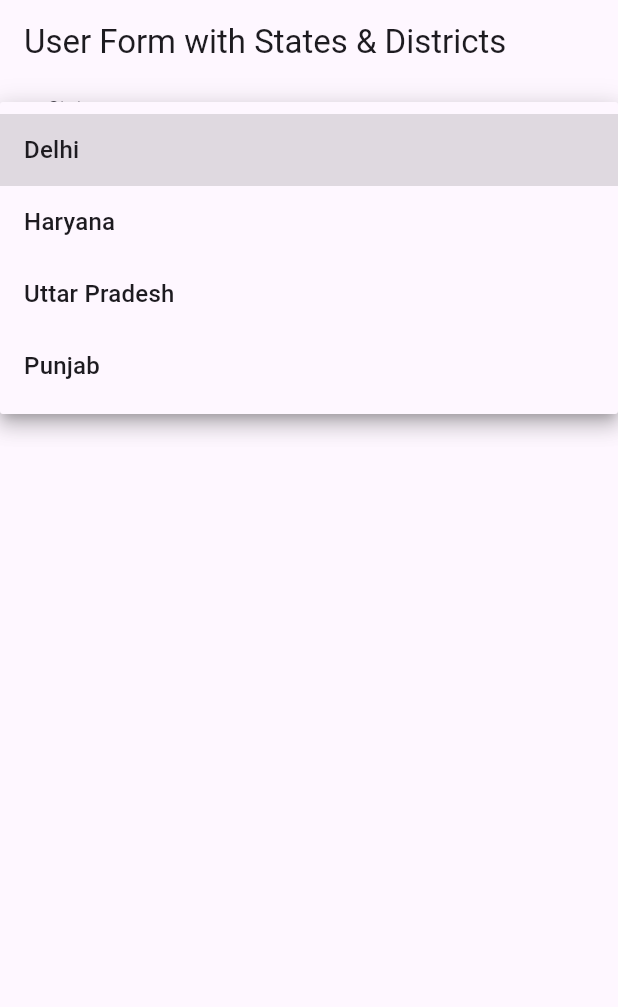
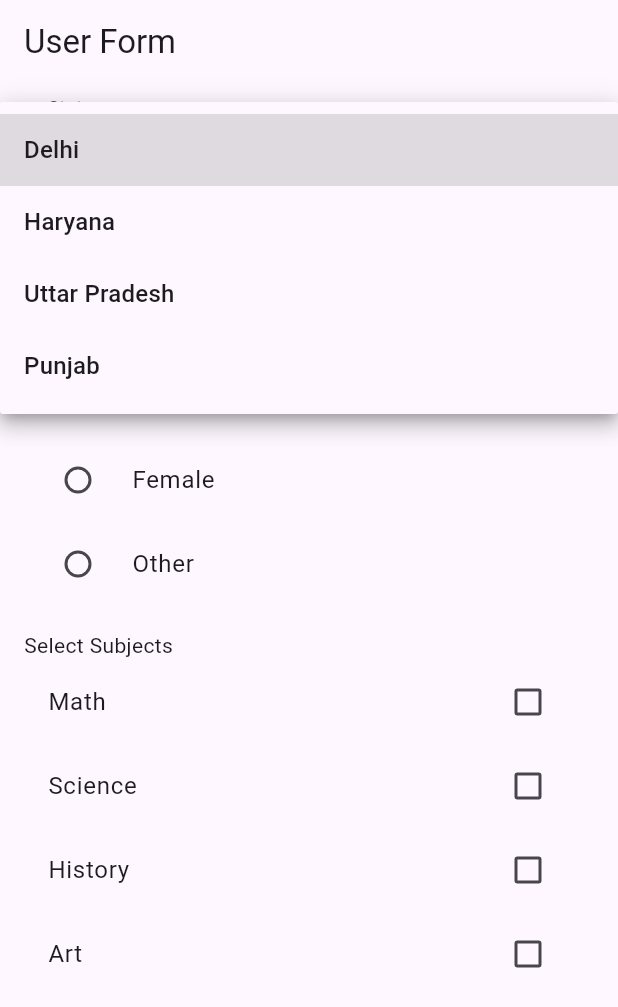
Before and after one commit to Adityaverma1998/form, a Flutter app: the screen it shows after launch, after a tap on "Select State", on a phone screen of 412 x 824 dp. Shown: the top 1007 px of the screen. Run offline on Flutter 3.47's test engine with Material 3 defaults, Android fonts, the phone set to English and light mode, and no system bars; our stand-ins replace equatable, flutter_bloc.

Commit message:
mod: make stateless widget for form

```diff
--- a/lib/data/repository_impl/user_repository_impl.dart
+++ b/lib/data/repository_impl/user_repository_impl.dart
@@ -4,207 +4,60 @@ import 'package:basic_form/presentation/model/common_response.dart';
 class UserRepositoryImpl extends UserRepository {
   @override
   Future<List<CommonResponse>> getStateNameList() async {
-    await Future.delayed(Duration(seconds: 1));  // Simulate API delay
-
+    await Future.delayed(Duration(milliseconds: 500));
     return [
-      CommonResponse(
-        id: 1,
-        serialNo: 1,
-        comboId: 301,
-        flag: 'active',
-        comboValue: 'Delhi',
-        title: 'Delhi',
-        languageId: 1,
-      ),
-      CommonResponse(
-        id: 2,
-        serialNo: 2,
-        comboId: 302,
-        flag: 'active',
-        comboValue: 'Haryana',
-        title: 'Haryana',
-        languageId: 1,
-      ),
-      CommonResponse(
-        id: 3,
-        serialNo: 3,
-        comboId: 303,
-        flag: 'active',
-        comboValue: 'Uttar Pradesh',
-        title: 'Uttar Pradesh',
-        languageId: 1,
-      ),
-      CommonResponse(
-        id: 4,
-        serialNo: 4,
-        comboId: 304,
-        flag: 'active',
-        comboValue: 'Punjab',
-        title: 'Punjab',
-        languageId: 1,
-      ),
+      CommonResponse(id: 1, comboValue: 'Delhi', title: 'Delhi', languageId: 1, parentId: 1),
+      CommonResponse(id: 2, comboValue: 'Haryana', title: 'Haryana', languageId: 1, parentId: 2),
+      CommonResponse(id: 3, comboValue: 'Uttar Pradesh', title: 'Uttar Pradesh', languageId: 1, parentId: 3),
+      CommonResponse(id: 4, comboValue: 'Punjab', title: 'Punjab', languageId: 1, parentId: 4),
     ];
   }
 
   @override
+  Future<List<CommonResponse>> getStateDistrictList(int stateId) async {
+    await Future.delayed(Duration(milliseconds: 500));
+
+    final List<CommonResponse> allDistricts = [
+      // Delhi
+      CommonResponse(parentId: 1, comboValue: 'New Delhi', title: 'New Delhi'),
+      CommonResponse(parentId: 1, comboValue: 'South Delhi', title: 'South Delhi'),
+
+      // Haryana
+      CommonResponse(parentId: 2, comboValue: 'Gurgaon', title: 'Gurgaon'),
+      CommonResponse(parentId: 2, comboValue: 'Faridabad', title: 'Faridabad'),
+
+      // Uttar Pradesh
+      CommonResponse(parentId: 3, comboValue: 'Lucknow', title: 'Lucknow'),
+      CommonResponse(parentId: 3, comboValue: 'Kanpur', title: 'Kanpur'),
+
+      // Punjab
+      CommonResponse(parentId: 4, comboValue: 'Amritsar', title: 'Amritsar'),
+      CommonResponse(parentId: 4, comboValue: 'Ludhiana', title: 'Ludhiana'),
+    ];
+
+    return allDistricts.where((district) => district.parentId == stateId).toList();
+  }
+
   @override
-  Future<List<CommonResponse>> getStateDistrictList() async {
-    await Future.delayed(Duration(seconds: 1));  // Simulate API delay
-
+  @override
+  Future<List<CommonResponse>> getGenderList() async {
+    await Future.delayed(Duration(milliseconds: 300));
     return [
-      // Delhi Districts
-      CommonResponse(
-        id: 1,
-        serialNo: 1,
-        comboId: 401,
-        flag: 'active',
-        comboValue: 'New Delhi',
-        title: 'New Delhi',
-        languageId: 1,
-      ),
-      CommonResponse(
-        id: 2,
-        serialNo: 2,
-        comboId: 402,
-        flag: 'active',
-        comboValue: 'Central Delhi',
-        title: 'Central Delhi',
-        languageId: 1,
-      ),
-      CommonResponse(
-        id: 3,
-        serialNo: 3,
-        comboId: 403,
-        flag: 'active',
-        comboValue: 'South Delhi',
-        title: 'South Delhi',
-        languageId: 1,
-      ),
-      CommonResponse(
-        id: 4,
-        serialNo: 4,
-        comboId: 404,
-        flag: 'active',
-        comboValue: 'North Delhi',
-        title: 'North Delhi',
-        languageId: 1,
-      ),
-
-      // Haryana Districts
-      CommonResponse(
-        id: 5,
-        serialNo: 5,
-        comboId: 405,
-        flag: 'active',
-        comboValue: 'Gurgaon',
-        title: 'Gurgaon',
-        languageId: 1,
-      ),
-      CommonResponse(
-        id: 6,
-        serialNo: 6,
-        comboId: 406,
-        flag: 'active',
-        comboValue: 'Faridabad',
-        title: 'Faridabad',
-        languageId: 1,
-      ),
-      CommonResponse(
-        id: 7,
-        serialNo: 7,
-        comboId: 407,
-        flag: 'active',
-        comboValue: 'Panipat',
-        title: 'Panipat',
-        languageId: 1,
-      ),
-      CommonResponse(
-        id: 8,
-        serialNo: 8,
-        comboId: 408,
-        flag: 'active',
-        comboValue: 'Rohtak',
-        title: 'Rohtak',
-        languageId: 1,
-      ),
-
-      // Uttar Pradesh Districts
-      CommonResponse(
-        id: 9,
-        serialNo: 9,
-        comboId: 409,
-        flag: 'active',
-        comboValue: 'Lucknow',
-        title: 'Lucknow',
-        languageId: 1,
-      ),
-      CommonResponse(
-        id: 10,
-        serialNo: 10,
-        comboId: 410,
-        flag: 'active',
-        comboValue: 'Kanpur',
-        title: 'Kanpur',
-        languageId: 1,
-      ),
-      CommonResponse(
-        id: 11,
-        serialNo: 11,
-        comboId: 411,
-        flag: 'active',
-        comboValue: 'Noida',
-        title: 'Noida',
-        languageId: 1,
-      ),
-      CommonResponse(
-        id: 12,
-        serialNo: 12,
-        comboId: 412,
-        flag: 'active',
-        comboValue: 'Varanasi',
-        title: 'Varanasi',
-        languageId: 1,
-      ),
-
-      // Punjab Districts
-      CommonResponse(
-        id: 13,
-        serialNo: 13,
-        comboId: 413,
-        flag: 'active',
-        comboValue: 'Amritsar',
-        title: 'Amritsar',
-        languageId: 1,
-      ),
-      CommonResponse(
-        id: 14,
-        serialNo: 14,
-        comboId: 414,
-        flag: 'active',
-        comboValue: 'Ludhiana',
-        title: 'Ludhiana',
-        languageId: 1,
-      ),
-      CommonResponse(
-        id: 15,
-        serialNo: 15,
-        comboId: 415,
-        flag: 'active',
-        comboValue: 'Jalandhar',
-        title: 'Jalandhar',
-        languageId: 1,
-      ),
-      CommonResponse(
-        id: 16,
-        serialNo: 16,
-        comboId: 416,
-        flag: 'active',
-        comboValue: 'Patiala',
-        title: 'Patiala',
-        languageId: 1,
-      ),
+      CommonResponse(id: 1, comboId: 101, comboValue: 'Male', title: 'Male'),
+      CommonResponse(id: 2, comboId: 102, comboValue: 'Female', title: 'Female'),
+      CommonResponse(id: 3, comboId: 103, comboValue: 'Other', title: 'Other'),
     ];
   }
 
+  @override
+  Future<List<CommonResponse>> getCourseList() async {
+    await Future.delayed(Duration(milliseconds: 300));
+    return [
+      CommonResponse(id: 1, comboId: 201, comboValue: 'Math', title: 'Math'),
+      CommonResponse(id: 2, comboId: 202, comboValue: 'Science', title: 'Science'),
+      CommonResponse(id: 3, comboId: 203, comboValue: 'History', title: 'History'),
+      CommonResponse(id: 4, comboId: 204, comboValue: 'Art', title: 'Art'),
+    ];
+  }
 
 }
--- a/lib/domain/repository/user_repository.dart
+++ b/lib/domain/repository/user_repository.dart
@@ -3,5 +3,7 @@ import 'package:basic_form/presentation/model/common_response.dart';
 abstract class UserRepository{
 
   Future<List<CommonResponse>> getStateNameList();
-  Future<List<CommonResponse>> getStateDistrictList();
+  Future<List<CommonResponse>> getStateDistrictList(int id);
+  Future<List<CommonResponse>> getGenderList();
+  Future<List<CommonResponse>> getCourseList();
 }
--- a/lib/presentation/blocs/add_form_data_bloc.dart
+++ b/lib/presentation/blocs/add_form_data_bloc.dart
@@ -1,6 +1,7 @@
 import 'package:basic_form/domain/repository/user_repository.dart';
 import 'package:basic_form/presentation/model/common_response.dart';
 import 'package:basic_form/presentation/model/form_state.dart';
+import 'package:equatable/equatable.dart';
 import 'package:flutter_bloc/flutter_bloc.dart';
 
 part 'add_form_data_event.dart';
@@ -9,49 +10,90 @@ part 'add_form_data_state.dart';
 class AddFormBloc extends Bloc<AddFormEvent, AddFormDataState> {
   final UserRepository userRepository;
 
+  List<CommonResponse> _states = [];
+  List<CommonResponse> _districts = [];
+  List<CommonResponse> _genders = [];
+  List<CommonResponse> _courses = [];
+
+  CommonResponse? _selectedState;
+  CommonResponse? _selectedDistrict;
+  CommonResponse? _selectedGender;
+  List<CommonResponse> _selectedSubjects = [];
+
   AddFormBloc(this.userRepository) : super(AddFormDataInitialState()) {
+    on<LoadInitialDataEvent>(_onLoadInitialData);
+    on<SelectStateEvent>(_onSelectState);
+    on<SelectDistrictEvent>(_onSelectDistrict);
+    on<SelectGenderEvent>(_onSelectGender);
+    on<SelectSubjectsEvent>(_onSelectSubjects);
     on<SubmitFormEvent>(_onSubmitFormEvent);
-    on<GetStateCommonList>(_onGetStateCommonList);
-    on<GetDistrictCommonList>(_onGetDistrictCommonList);
+  }
+
+  Future<void> _onLoadInitialData(
+      LoadInitialDataEvent event, Emitter<AddFormDataState> emit) async {
+    emit(AddFormDataLoading());
+    try {
+      _states = await userRepository.getStateNameList();
+      _genders = await userRepository.getGenderList();
+      _courses = await userRepository.getCourseList();
+      emit(_buildCombinedState());
+    } catch (e) {
+      emit(AddFormDataError('Failed to load initial data: $e'));
+    }
+  }
+
+  Future<void> _onSelectState(
+      SelectStateEvent event, Emitter<AddFormDataState> emit) async {
+    _selectedState = event.selectedState;
+    _selectedDistrict = null;
+
+    _districts = [];
+    if (event.selectedState.parentId != null) {
+      _districts = await userRepository.getStateDistrictList(event.selectedState.parentId!);
+    }
+    print("check district $_districts");
+    emit(_buildCombinedState());
+  }
+
+  void _onSelectDistrict(
+      SelectDistrictEvent event, Emitter<AddFormDataState> emit) {
+    _selectedDistrict = event.selectedDistrict;
+    emit(_buildCombinedState());
+  }
+
+  void _onSelectGender(
+      SelectGenderEvent event, Emitter<AddFormDataState> emit) {
+    _selectedGender = event.selectedGender;
+    emit(_buildCombinedState());
+  }
+
+  void _onSelectSubjects(
+      SelectSubjectsEvent event, Emitter<AddFormDataState> emit) {
+    _selectedSubjects = event.selectedSubjects.toSet().toList();
+    emit(_buildCombinedState());
   }
 
   Future<void> _onSubmitFormEvent(
-      SubmitFormEvent event,
-      Emitter<AddFormDataState> emit,
-      ) async {
+      SubmitFormEvent event, Emitter<AddFormDataState> emit) async {
     emit(AddFormDataLoading());
     try {
-      // Simulate API/form submission delay
-      await Future.delayed(Duration(seconds: 1));
+      await Future.delayed(Duration(seconds: 1)); // Simulated delay
       emit(AddFormDataSuccess(event.user));
     } catch (e) {
-      emit(AddFormDataError('Failed to submit form'));
+      emit(AddFormDataError('Failed to submit form: $e'));
     }
   }
 
-  Future<void> _onGetStateCommonList(
-      GetStateCommonList event,
-      Emitter<AddFormDataState> emit,
-      ) async {
-    emit(AddFormDataLoading());
-    try {
-      final states = await userRepository.getStateNameList();
-      emit(StateListLoaded(states));
-    } catch (e) {
-      emit(AddFormDataError('Failed to load states'));
-    }
-  }
-
-  Future<void> _onGetDistrictCommonList(
-      GetDistrictCommonList event,
-      Emitter<AddFormDataState> emit,
-      ) async {
-    emit(AddFormDataLoading());
-    try {
-      final districts = await userRepository.getStateDistrictList();
-      emit(DistrictListLoaded(districts));
-    } catch (e) {
-      emit(AddFormDataError('Failed to load districts'));
-    }
+  AddFormDataState _buildCombinedState() {
+    return StateAndDistrictsLoaded(
+      states: _states,
+      districts: _districts,
+      genders: _genders,
+      courses: _courses,
+      selectedState: _selectedState,
+      selectedDistrict: _selectedDistrict,
+      selectedGender: _selectedGender,
+      selectedSubjects: _selectedSubjects,
+    );
   }
 }
--- a/lib/presentation/blocs/add_form_data_event.dart
+++ b/lib/presentation/blocs/add_form_data_event.dart
@@ -1,12 +1,53 @@
 part of 'add_form_data_bloc.dart';
 
-
-abstract class AddFormEvent{}
-
-class SubmitFormEvent extends AddFormEvent{
-  final User user;
-  SubmitFormEvent(this.user);
+abstract class AddFormEvent extends Equatable {
+  @override
+  List<Object?> get props => [];
 }
 
-class GetStateCommonList extends AddFormEvent{}
-class GetDistrictCommonList extends AddFormEvent{}
+class LoadInitialDataEvent extends AddFormEvent {}
+
+class SelectStateEvent extends AddFormEvent {
+  final CommonResponse selectedState;
+
+  SelectStateEvent(this.selectedState);
+
+  @override
+  List<Object?> get props => [selectedState];
+}
+
+class SelectDistrictEvent extends AddFormEvent {
+  final CommonResponse selectedDistrict;
+
+  SelectDistrictEvent(this.selectedDistrict);
+
+  @override
+  List<Object?> get props => [selectedDistrict];
+}
+
+class SelectGenderEvent extends AddFormEvent {
+  final CommonResponse selectedGender;
+
+  SelectGenderEvent(this.selectedGender);
+
+  @override
+  List<Object?> get props => [selectedGender];
+}
+
+class SelectSubjectsEvent extends AddFormEvent {
+  final List<CommonResponse> selectedSubjects;
+
+  SelectSubjectsEvent(this.selectedSubjects);
+
+  @override
+  List<Object?> get props => [selectedSubjects];
+}
+
+class SubmitFormEvent extends AddFormEvent {
+  final User user;
+
+  SubmitFormEvent(this.user);
+
+  @override
+  List<Object?> get props => [user];
+}
--- a/lib/presentation/blocs/add_form_data_state.dart
+++ b/lib/presentation/blocs/add_form_data_state.dart
@@ -1,6 +1,9 @@
 part of 'add_form_data_bloc.dart';
 
-abstract class AddFormDataState {}
+abstract class AddFormDataState extends Equatable {
+  @override
+  List<Object?> get props => [];
+}
 
 class AddFormDataInitialState extends AddFormDataState {}
 
@@ -10,24 +13,50 @@ class AddFormDataSuccess extends AddFormDataState {
   final User user;
 
   AddFormDataSuccess(this.user);
+
+  @override
+  List<Object?> get props => [user];
 }
 
 class AddFormDataError extends AddFormDataState {
   final String message;
 
   AddFormDataError(this.message);
+
+  @override
+  List<Object?> get props => [message];
 }
 
-/// State when state list is loaded
-class StateListLoaded extends AddFormDataState {
+class StateAndDistrictsLoaded extends AddFormDataState {
   final List<CommonResponse> states;
+  final List<CommonResponse> districts;
+  final List<CommonResponse> genders;
+  final List<CommonResponse> courses;
+  final CommonResponse? selectedState;
+  final CommonResponse? selectedDistrict;
+  final CommonResponse? selectedGender;
+  final List<CommonResponse> selectedSubjects;
 
-  StateListLoaded(this.states);
+  StateAndDistrictsLoaded({
+    required this.states,
+    required this.districts,
+    required this.genders,
+    required this.courses,
+    this.selectedState,
+    this.selectedDistrict,
+    this.selectedGender,
+    this.selectedSubjects = const [],
+  });
+
+  @override
+  List<Object?> get props => [
+    states,
+    districts,
+    genders,
+    courses,
+    selectedState,
+    selectedDistrict,
+    selectedGender,
+    selectedSubjects,
+  ];
 }
-
-/// State when district list is loaded
-class DistrictListLoaded extends AddFormDataState {
-  final List<CommonResponse> districts;
-
-  DistrictListLoaded(this.districts);
-}
--- a/lib/presentation/model/common_response.dart
+++ b/lib/presentation/model/common_response.dart
@@ -8,6 +8,7 @@ class CommonResponse {
   final String? comboValue;
   final String? title;
   final int? languageId;
+  final int? parentId;   // <-- Added parentId
 
   const CommonResponse({
     this.id,
@@ -17,9 +18,9 @@ class CommonResponse {
     this.comboValue,
     this.title,
     this.languageId,
+    this.parentId,
   });
 
-  /// copyWith method
   CommonResponse copyWith({
     int? id,
     int? serialNo,
@@ -28,6 +29,7 @@ class CommonResponse {
     String? comboValue,
     String? title,
     int? languageId,
+    int? parentId,
   }) {
     return CommonResponse(
       id: id ?? this.id,
@@ -37,10 +39,10 @@ class CommonResponse {
       comboValue: comboValue ?? this.comboValue,
       title: title ?? this.title,
       languageId: languageId ?? this.languageId,
+      parentId: parentId ?? this.parentId,
     );
   }
 
-  /// From Map
   factory CommonResponse.fromMap(Map<String, dynamic> map) {
     return CommonResponse(
       id: map['id'],
@@ -50,10 +52,10 @@ class CommonResponse {
       comboValue: map['combo_value'],
       title: map['title'],
       languageId: map['language_id'],
+      parentId: map['parent_id'],
     );
   }
 
-  /// To Map
   Map<String, dynamic> toMap() {
     return {
       'id': id,
@@ -63,17 +65,17 @@ class CommonResponse {
       'combo_value': comboValue,
       'title': title,
       'language_id': languageId,
+      'parent_id': parentId,
     };
   }
 
-  /// From JSON
-  factory CommonResponse.fromJson(String source) => CommonResponse.fromMap(jsonDecode(source));
+  factory CommonResponse.fromJson(String source) =>
+      CommonResponse.fromMap(jsonDecode(source));
 
-  /// To JSON
   String toJson() => jsonEncode(toMap());
 
   @override
   String toString() {
-    return 'CommonResponse(id: $id, serialNo: $serialNo, comboId: $comboId, flag: $flag, comboValue: $comboValue, title: $title, languageId: $languageId)';
+    return 'CommonResponse(id: $id, serialNo: $serialNo, comboId: $comboId, flag: $flag, comboValue: $comboValue, title: $title, languageId: $languageId, parentId: $parentId)';
   }
 }
--- a/lib/presentation/screen/home.dart
+++ b/lib/presentation/screen/home.dart
@@ -3,68 +3,45 @@ import 'package:basic_form/presentation/model/common_response.dart';
 import 'package:flutter/material.dart';
 import 'package:flutter_bloc/flutter_bloc.dart';
 
-class HomeScreen extends StatefulWidget {
-  @override
-  State<HomeScreen> createState() => _HomeScreenState();
-}
-
-class _HomeScreenState extends State<HomeScreen> {
-  CommonResponse? selectedState;
-  CommonResponse? selectedDistrict;
-
-  List<CommonResponse> statesList = [];
-  List<CommonResponse> districtList = [];
-
-  @override
-  void initState() {
-    super.initState();
-    context.read<AddFormBloc>().add(GetStateCommonList());
-    context.read<AddFormBloc>().add(GetDistrictCommonList());
-  }
-
+class HomeScreen extends StatelessWidget {
   @override
   Widget build(BuildContext context) {
     return Scaffold(
-      appBar: AppBar(title: Text('User Form with States & Districts')),
+      appBar: AppBar(title: Text('User Form')),
       body: Padding(
         padding: const EdgeInsets.all(16.0),
-        child: BlocConsumer<AddFormBloc, AddFormDataState>(
-          listener: (context, state) {
-            if (state is StateListLoaded) {
-              setState(() {
-                statesList = state.states;
-              });
-            } else if (state is DistrictListLoaded) {
-              setState(() {
-                districtList = state.districts;
-              });
-            } else if (state is AddFormDataError) {
-              ScaffoldMessenger.of(context).showSnackBar(
-                SnackBar(content: Text('Error: ${state.message}')),
-              );
+        child: BlocBuilder<AddFormBloc, AddFormDataState>(
+          builder: (context, state) {
+            if (state is AddFormDataInitialState) {
+              context.read<AddFormBloc>().add(LoadInitialDataEvent());
+              return Center(child: CircularProgressIndicator());
             }
-          },
-          builder: (context, state) {
-            return Column(
+
+            if (state is AddFormDataLoading) {
+              return Center(child: CircularProgressIndicator());
+            }
+
+            if (state is StateAndDistrictsLoaded) {
+              print("call me ");
+              return SingleChildScrollView(
+                child: Column(
                   crossAxisAlignment: CrossAxisAlignment.start,
                   children: [
-                if (state is AddFormDataLoading) ...[
-                  Center(child: CircularProgressIndicator()),
-                ],
+
+                    /// State Dropdown
                     DropdownButtonFormField<CommonResponse>(
-                  value: selectedState,
+                      value: state.selectedState,
                       hint: Text('Select State'),
-                  items: statesList.map((CommonResponse stateItem) {
+                      items: state.states.map((stateItem) {
                         return DropdownMenuItem<CommonResponse>(
                           value: stateItem,
                           child: Text(stateItem.title ?? ''),
                         );
                       }).toList(),
                       onChanged: (value) {
-                    setState(() {
-                      selectedState = value;
-                      selectedDistrict = null;
-                    });
+                        if (value != null) {
+                          context.read<AddFormBloc>().add(SelectStateEvent(value));
+                        }
                       },
                       decoration: InputDecoration(
                         border: OutlineInputBorder(),
@@ -72,27 +49,75 @@ class _HomeScreenState extends State<HomeScreen> {
                       ),
                     ),
                     SizedBox(height: 16),
+
+                    /// District Dropdown
                     DropdownButtonFormField<CommonResponse>(
-                  value: selectedDistrict,
+                      value: state.selectedDistrict,
                       hint: Text('Select District'),
-                  items: districtList.map((CommonResponse district) {
+                      items: state.districts.map((district) {
                         return DropdownMenuItem<CommonResponse>(
                           value: district,
                           child: Text(district.title ?? ''),
                         );
                       }).toList(),
                       onChanged: (value) {
-                    setState(() {
-                      selectedDistrict = value;
-                    });
+                        if (value != null) {
+                          context.read<AddFormBloc>().add(SelectDistrictEvent(value));
+                        }
                       },
                       decoration: InputDecoration(
                         border: OutlineInputBorder(),
                         labelText: 'District',
                       ),
                     ),
+                    SizedBox(height: 16),
+
+                    /// Gender Radio Buttons
+                    Text('Select Gender'),
+                    ...state.genders.map((gender) {
+                      return RadioListTile<CommonResponse>(
+                        title: Text(gender.title ?? ''),
+                        value: gender,
+                        groupValue: state.selectedGender,
+                        onChanged: (value) {
+                          if (value != null) {
+                            context.read<AddFormBloc>().add(SelectGenderEvent(value));
+                          }
+                        },
+                      );
+                    }).toList(),
+
+                    SizedBox(height: 16),
+
+                    /// Subjects Checkboxes
+                    Text('Select Subjects'),
+                    ...state.courses.map((subject) {
+                      final isSelected = state.selectedSubjects.contains(subject);
+                      return CheckboxListTile(
+                        title: Text(subject.title ?? ''),
+                        value: isSelected,
+                        onChanged: (checked) {
+                          final updatedSubjects = List<CommonResponse>.from(state.selectedSubjects);
+                          if (checked == true) {
+                            updatedSubjects.add(subject);
+                          } else {
+                            updatedSubjects.removeWhere((s) => s.id == subject.id);
+                          }
+                          context.read<AddFormBloc>().add(SelectSubjectsEvent(updatedSubjects));
+                        },
+                      );
+                    }).toList(),
+
                   ],
+                ),
               );
+            }
+
+            if (state is AddFormDataError) {
+              return Center(child: Text('Error: ${state.message}'));
+            }
+
+            return Center(child: Text('Initializing...'));
           },
         ),
       ),
--- a/pubspec.yaml
+++ b/pubspec.yaml
@@ -35,6 +35,7 @@ dependencies:
   # Use with the CupertinoIcons class for iOS style icons.
   cupertino_icons: ^1.0.8
   flutter_bloc: ^9.1.1
+  equatable: ^2.0.7
 
 dev_dependencies:
   flutter_test:
```
Also changed, not shown: pubspec.lock. Lines whose indentation alone changed are shown as unchanged.
